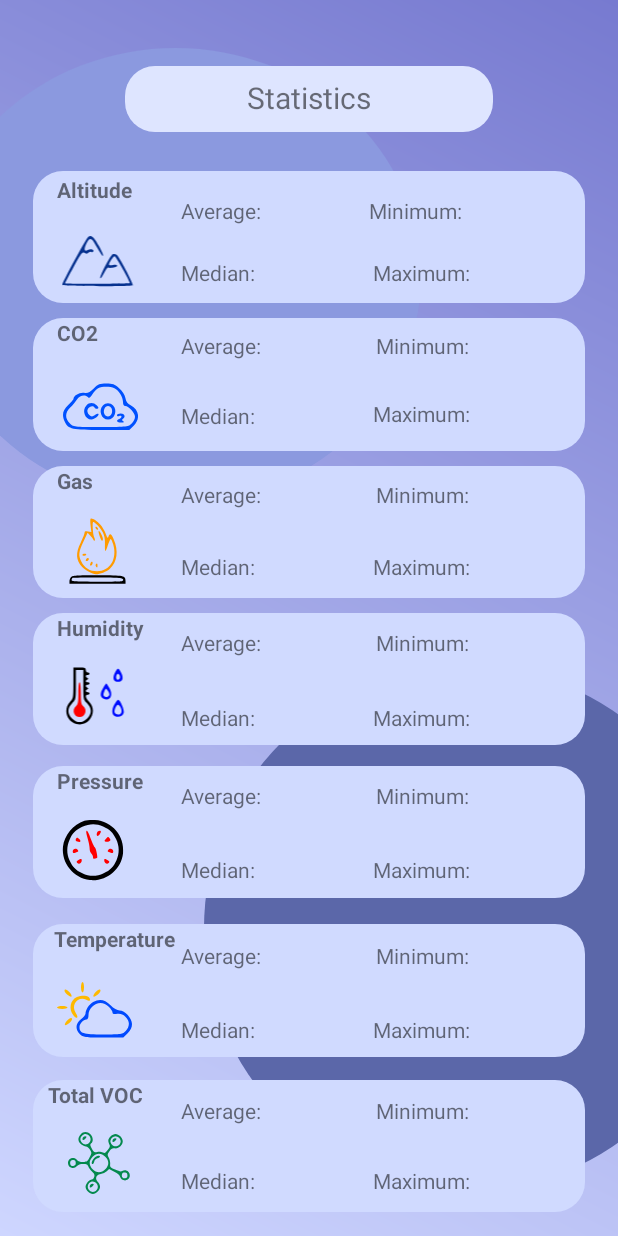
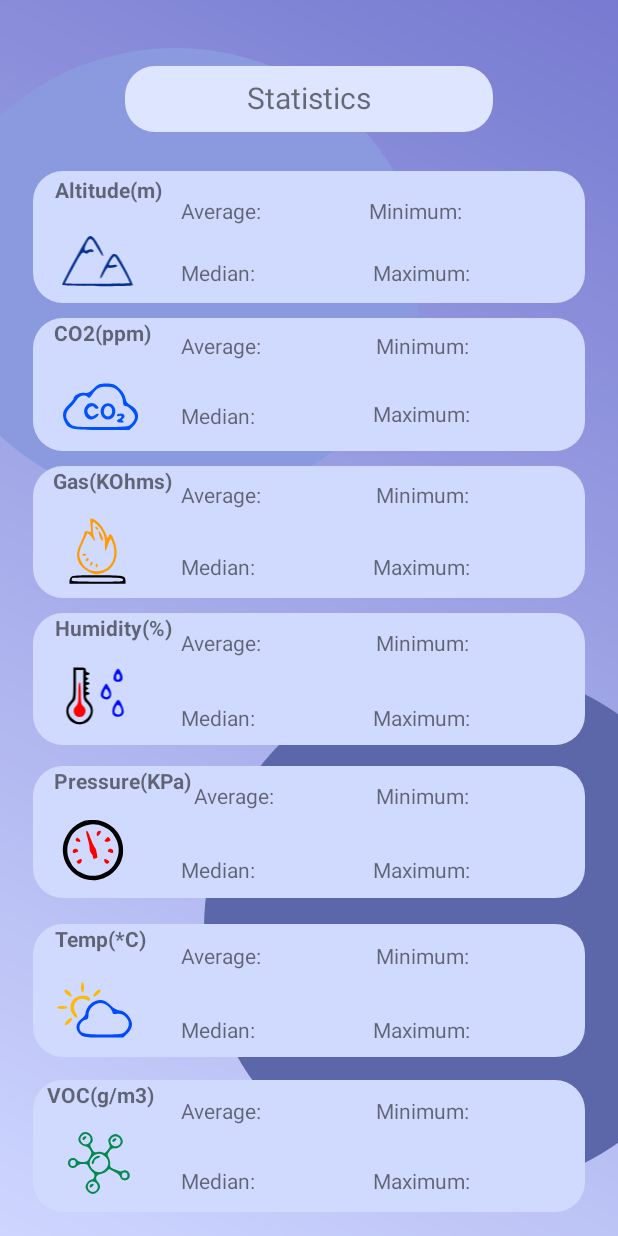
Before and after one commit to asha97/COEN_ELEC_390_Project, an Android app: the layout activity_statistics_page.xml on its own in the app's theme, with its tools: preview values and no code run, on a phone screen of 412 x 824 dp. Run offline under Robolectric (Android 15) with nearby library versions, the phone set to English and light mode, and no system bars.

Commit message:
Adding measuring units to Stats UI

```diff
--- a/app/src/main/res/layout/activity_statistics_page.xml
+++ b/app/src/main/res/layout/activity_statistics_page.xml
@@ -148,7 +148,7 @@
         android:id="@+id/textView3"
         android:layout_width="wrap_content"
         android:layout_height="wrap_content"
-        android:text="Altitude"
+        android:text="Altitude(m)"
         android:textStyle="bold"
         app:layout_constraintBottom_toBottomOf="@+id/imageView32"
         app:layout_constraintEnd_toEndOf="@+id/imageView32"
@@ -161,7 +161,7 @@
         android:id="@+id/textView4"
         android:layout_width="wrap_content"
         android:layout_height="wrap_content"
-        android:text="CO2"
+        android:text="CO2(ppm)"
         android:textStyle="bold"
         app:layout_constraintBottom_toBottomOf="@+id/imageView34"
         app:layout_constraintEnd_toEndOf="@+id/imageView34"
@@ -174,7 +174,7 @@
         android:id="@+id/textView15"
         android:layout_width="wrap_content"
         android:layout_height="wrap_content"
-        android:text="Gas"
+        android:text="Gas(KOhms)"
         android:textStyle="bold"
         app:layout_constraintBottom_toBottomOf="@+id/imageView35"
         app:layout_constraintEnd_toEndOf="@+id/imageView35"
@@ -187,7 +187,7 @@
         android:id="@+id/textView16"
         android:layout_width="wrap_content"
         android:layout_height="wrap_content"
-        android:text="Humidity"
+        android:text="Humidity(%)"
         android:textStyle="bold"
         app:layout_constraintBottom_toBottomOf="@+id/imageView36"
         app:layout_constraintEnd_toEndOf="@+id/imageView36"
@@ -200,7 +200,7 @@
         android:id="@+id/textView20"
         android:layout_width="wrap_content"
         android:layout_height="wrap_content"
-        android:text="Pressure"
+        android:text="Pressure(KPa)"
         android:textStyle="bold"
         app:layout_constraintBottom_toBottomOf="@+id/imageView37"
         app:layout_constraintEnd_toEndOf="@+id/imageView37"
@@ -213,7 +213,7 @@
         android:id="@+id/textView21"
         android:layout_width="wrap_content"
         android:layout_height="wrap_content"
-        android:text="Temperature"
+        android:text="Temp(*C)"
         android:textStyle="bold"
         app:layout_constraintBottom_toBottomOf="@+id/imageView38"
         app:layout_constraintEnd_toEndOf="@+id/imageView38"
@@ -226,7 +226,7 @@
         android:id="@+id/textView22"
         android:layout_width="wrap_content"
         android:layout_height="wrap_content"
-        android:text="Total VOC"
+        android:text="VOC(g/m3)"
         android:textStyle="bold"
         app:layout_constraintBottom_toBottomOf="@+id/imageView39"
         app:layout_constraintEnd_toEndOf="@+id/imageView39"
@@ -434,7 +434,7 @@
         android:text="Average:"
         app:layout_constraintBottom_toBottomOf="@+id/imageView37"
         app:layout_constraintEnd_toEndOf="@+id/imageView37"
-        app:layout_constraintHorizontal_bias="0.314"
+        app:layout_constraintHorizontal_bias="0.342"
         app:layout_constraintStart_toStartOf="@+id/imageView37"
         app:layout_constraintTop_toTopOf="@+id/imageView37"
         app:layout_constraintVertical_bias="0.142" />
```
